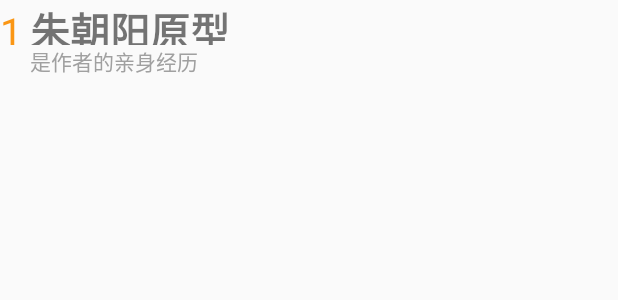
After one commit to sqwd12312/zhihu, an Android app: the layout hot_search_item.xml on its own in the app's theme, with its tools: preview values and no code run, on a phone screen of 412 x 824 dp. The commit adds this screen. Shown: the top 300 px of the screen. Run offline under Robolectric (Android 15) with nearby library versions, the light colour scheme and no system bars.

Commit message:
实现从数据库读取热搜分类

```diff
--- a/app/build.gradle
+++ b/app/build.gradle
@@ -41,5 +41,6 @@ dependencies {
 
     compile 'com.squareup.okhttp3:okhttp:3.4.1'
     compile 'com.google.code.gson:gson:2.7'
+    compile 'org.litepal.android:core:1.3.2'
 
 }
--- a/app/src/main/AndroidManifest.xml
+++ b/app/src/main/AndroidManifest.xml
@@ -5,6 +5,7 @@
     <uses-permission android:name="android.permission.INTERNET" />
 
     <application
+        android:name="org.litepal.LitePalApplication"
         android:allowBackup="true"
         android:icon="@mipmap/ic_launcher"
         android:label="@string/app_name"
--- a/app/src/main/res/layout/activity_main.xml
+++ b/app/src/main/res/layout/activity_main.xml
@@ -97,4 +97,6 @@
 
     </LinearLayout>
 
+
+
 </LinearLayout>
--- /dev/null
+++ b/app/src/main/res/layout/hot_search_item.xml
@@ -0,0 +1,44 @@
+<?xml version="1.0" encoding="utf-8"?>
+<LinearLayout
+    xmlns:android="http://schemas.android.com/apk/res/android"
+    android:orientation="vertical"
+    android:layout_width="match_parent"
+    android:layout_height="wrap_content">
+
+    <LinearLayout
+        android:layout_width="match_parent"
+        android:layout_height="wrap_content">
+
+        <TextView
+            android:id="@+id/rank"
+            android:layout_width="20dp"
+            android:layout_height="30dp"
+            android:text="1"
+            android:textSize="40px"
+            android:textColor="@color/orange"/>
+
+        <TextView
+            android:id="@+id/title"
+            android:layout_width="wrap_content"
+            android:layout_height="30dp"
+            android:text="朱朝阳原型"
+            android:textSize="40px"
+            android:textStyle="bold"/>
+
+    </LinearLayout>
+
+    <LinearLayout
+        android:layout_width="match_parent"
+        android:layout_height="wrap_content">
+
+        <TextView
+            android:id="@+id/synopsis"
+            android:layout_width="wrap_content"
+            android:layout_height="20dp"
+            android:layout_marginLeft="20dp"
+            android:text="是作者的亲身经历"
+            android:textColor="@color/gray_about_the_author"/>
+
+    </LinearLayout>
+
+</LinearLayout>
--- a/app/src/main/res/values/colors.xml
+++ b/app/src/main/res/values/colors.xml
@@ -8,6 +8,8 @@
     <color name="gray_dividing_line">#f0f0f0</color>
     <color name="gray_about_the_author">#a0a0a0</color>
     <color name="gray_content">#454545</color>
+    <color name="orange">#fa9614</color>
+
 
 
 </resources>
```
Also changed, not shown: app/src/main/assets/litepal.xml (added, +9 -0 lines), app/src/main/java/com/example/zhihu/HotSearchActivity.java (+47 -0 lines), app/src/main/java/com/example/zhihu/HotSearchAdapter.java (added, +55 -0 lines), app/src/main/java/com/example/zhihu/HotSearchTypeAdapter.java (added, +65 -0 lines), app/src/main/java/com/example/zhihu/bean/HotSearch.java (added, +64 -0 lines), app/src/main/java/com/example/zhihu/bean/HotSearchType.java (added, +37 -0 lines), app/src/main/res/layout/activity_hot_search.xml (+19 -1 lines), app/src/main/res/layout/hot_search_sort_item.xml (added, +16 -0 lines).
